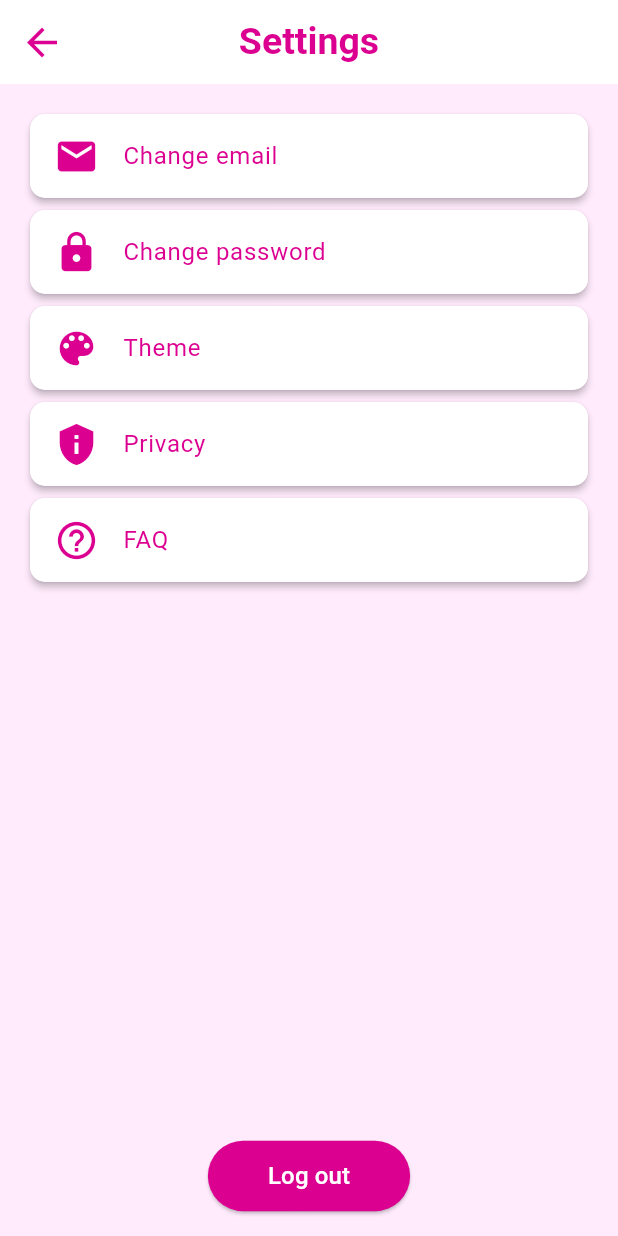
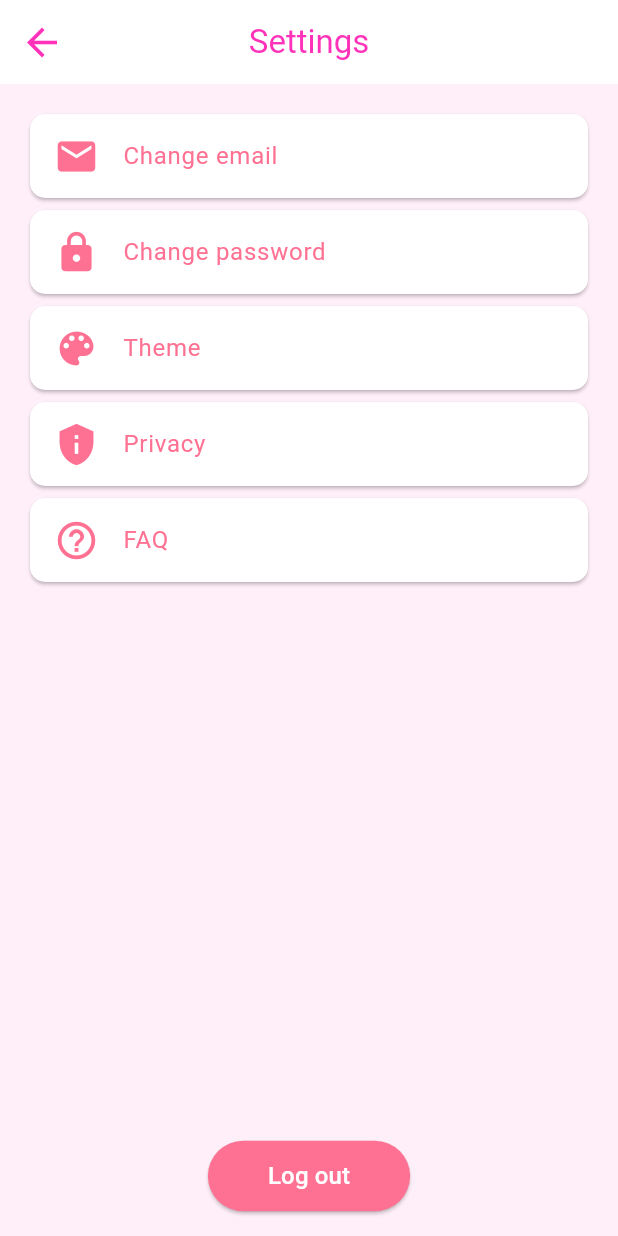
Before and after one commit to jhans-programming/ss_makeeasy, a Flutter app: the ProfilePage screen opened directly, after a tap on the "settings" icon, on a phone screen of 412 x 824 dp. Run offline on Flutter 3.47's test engine with Material 3 defaults, Android fonts, the light colour scheme and no system bars; our stand-ins replace camera, flutter_markdown, tuple; missing offline and left inert: camera_android, google_mlkit_commons, google_mlkit_face_mesh_detection; Roboto replaces fonts that are missing (Montserrat); project files that could hold a hidden picture were left out.

Commit message:
Jeffrey: Changed design of: - Colors throughout the app - ProfilePage - HistoryPage - HistoryDetailPage

```diff
--- /dev/null
+++ b/devtools_options.yaml
@@ -0,0 +1,3 @@
+description: This file stores settings for Dart & Flutter DevTools.
+documentation: https://docs.flutter.dev/tools/devtools/extensions#configure-extension-enablement-states
+extensions:
--- a/lib/pages/ProfilePage.dart
+++ b/lib/pages/ProfilePage.dart
@@ -12,13 +12,13 @@ class ProfilePage extends StatelessWidget {
     return Scaffold(
       appBar: AppBar(
         title: Text(
-          'MY PROFILE',
-          style: TextStyle(fontSize: 25, fontWeight: FontWeight.bold),
+          'My Profile',
+          style: TextStyle(color: Theme.of(context).colorScheme.primary),
         ),
         actions: <Widget>[
           IconButton(
             icon: Icon(Icons.settings, size: 30),
-            tooltip: 'Settings',
+            // tooltip: 'Settings',
             onPressed: () {
               Navigator.of(context).push(
                 PageRouteBuilder(
@@ -55,19 +55,39 @@ class ProfilePage extends StatelessWidget {
         padding: const EdgeInsets.all(20.0),
         child: Column(
           children: <Widget>[
-            Row(
+            Column(
               children: <Widget>[
-                ClipOval(
+                Container(
+                  decoration: BoxDecoration(
+                    shape: BoxShape.circle,
+                    border: Border.all(
+                      color: Theme.of(context).colorScheme.secondary,
+                      width: 2,
+                    ),
+                    boxShadow: [
+                      BoxShadow(
+                        color: Theme.of(
+                          context,
+                        ).colorScheme.secondary.withAlpha(150),
+                        blurRadius: 15,
+                        spreadRadius: 8,
+                      ),
+                    ],
+                  ),
+                  child: ClipOval(
                     child: Image(
                       image: const AssetImage(
                         'assets/images/profile.jpg',
                       ), // Use your asset image
-                    width: 100,
-                    height: 100,
+                      width: 150,
+                      height: 150,
                       fit: BoxFit.cover, // Important: Use BoxFit.cover
                     ),
                   ),
-                const SizedBox(width: 20),
+                ),
+
+                SizedBox(height: 20),
+
                 Text(
                   'Nana',
                   style: TextStyle(
@@ -78,54 +98,51 @@ class ProfilePage extends StatelessWidget {
                 ),
               ],
             ),
+
             const SizedBox(height: 20),
-            Stack(
-              children: <Widget>[
-                // 1. The Box
+
+            // Recent Makeups Card
             Container(
+              padding: EdgeInsets.all(24),
               width: double.infinity,
-                  height: 250,
               decoration: BoxDecoration(
                 color: Theme.of(context).colorScheme.surface,
                 borderRadius: BorderRadius.circular(30),
                 boxShadow: [
                   BoxShadow(
-                        color: appColors['primaryDark1']!,
+                    color: Colors.black.withAlpha(50),
                     blurRadius: 10,
                     offset: const Offset(5, 5),
                   ),
                 ],
               ),
-                ),
+              child: Column(
+                children: [
                   // 2. The Elements (Icon, Text)
-                Positioned(
-                  top: 20,
-                  left: 30,
-                  child: Row(
+                  Row(
                     children: [
                       Icon(
                         Icons.history,
                         size: 30,
-                        // color: appColors['primaryDark1'] ?? Colors.black,
+                        color: Theme.of(context).colorScheme.onSurface,
                       ),
                       const SizedBox(width: 10),
                       Text(
                         'Recent Makeups',
                         style: TextStyle(
-                          fontSize: 22,
-                          // color: appColors['primaryDark1'] ?? Colors.black,
-                          //fontWeight: FontWeight.bold,
+                          color: Theme.of(context).colorScheme.onSurface,
+                          fontWeight: FontWeight.bold,
+
+                          // fontSize: 18,
                         ),
                       ),
                     ],
                   ),
-                ),
+
+                  SizedBox(height: 16),
+
                   // 3. The Elements (Boxes of recent makeup images)
-                Positioned(
-                  top: 60,
-                  left: 30,
-                  right: 30,
-                  child: Row(
+                  Row(
                     mainAxisAlignment: MainAxisAlignment.spaceBetween,
                     children: <Widget>[
                       _buildRecentMakeupBox(
@@ -142,13 +159,11 @@ class ProfilePage extends StatelessWidget {
                       ),
                     ],
                   ),
-                ),
+
+                  SizedBox(height: 16),
+
                   // 4. The Element (Button)
-                Positioned(
-                  bottom: 15,
-                  left: 0,
-                  right: 0,
-                  child: Center(
+                  Center(
                     child: TextButton(
                       onPressed: () {
                         Navigator.push(
@@ -161,18 +176,16 @@ class ProfilePage extends StatelessWidget {
                       child: Text(
                         'See all history',
                         style: TextStyle(
-                          // color: appColors['primaryDark1'] ?? Colors.black,
-                          fontSize: 18,
-                        ),
+                          color: Theme.of(context).colorScheme.secondary,
+                          // fontSize: 18,
                         ),
                       ),
                     ),
                   ),
                 ],
               ),
+            ),
             const SizedBox(height: 20),
-
-
 
             // Button to Lippie
             ElevatedButton(
@@ -184,8 +197,11 @@ class ProfilePage extends StatelessWidget {
                 //_showSnackBar(context, 'Lippie button pressed');
               },
               style: ElevatedButton.styleFrom(
-                backgroundColor: appColors['primaryDark1'],
-                padding: const EdgeInsets.symmetric(horizontal: 20, vertical: 10),
+                backgroundColor: Theme.of(context).colorScheme.secondary,
+                padding: const EdgeInsets.symmetric(
+                  horizontal: 20,
+                  vertical: 10,
+                ),
                 shape: RoundedRectangleBorder(
                   borderRadius: BorderRadius.circular(30),
                 ),
@@ -211,7 +227,7 @@ class ProfilePage extends StatelessWidget {
 
     return SizedBox(
       width: boxWidth,
-      height: 120,
+      height: 240,
       child: ClipRRect(
         borderRadius: BorderRadius.circular(20),
         child: Image.asset(imagePath, fit: BoxFit.cover),
--- a/lib/pages/SettingsPage.dart
+++ b/lib/pages/SettingsPage.dart
@@ -8,25 +8,19 @@ class SettingsPage extends StatelessWidget {
   @override
   Widget build(BuildContext context) {
     return Scaffold(
-      backgroundColor: appColors['primaryLight4'],
       appBar: AppBar(
-        backgroundColor: Colors.white,
         elevation: 0,
         leading: IconButton(
           icon: Icon(
             Icons.arrow_back,
             size: 30,
-            color: appColors['primaryDark1'] ?? Colors.black,
+            color: Theme.of(context).colorScheme.primary,
           ),
           onPressed: () => Navigator.of(context).pop(),
         ),
         title: Text(
           'Settings',
-          style: TextStyle(
-            color: appColors['primaryDark1'] ?? Colors.black,
-            fontSize: 25,
-            fontWeight: FontWeight.bold,
-          ),
+          style: TextStyle(color: Theme.of(context).colorScheme.primary),
         ),
         centerTitle: true,
       ),
@@ -34,21 +28,24 @@ class SettingsPage extends StatelessWidget {
         padding: const EdgeInsets.all(16.0),
         child: Column(
           children: [
-            _buildSettingsItem(Icons.email, "Change email"),
-            _buildSettingsItem(Icons.lock, "Change password"),
+            _buildSettingsItem(context, Icons.email, "Change email"),
+            _buildSettingsItem(context, Icons.lock, "Change password"),
             _buildSettingsItem(
+              context,
               Icons.color_lens,
               "Theme",
               onTap: () => _toggleTheme(context),
             ),
 
             _buildSettingsItem(
+              context,
               Icons.privacy_tip,
               "Privacy",
               onTap: () => _showPrivacyDialog(context),
             ),
 
             _buildSettingsItem(
+              context,
               Icons.help_outline,
               "FAQ",
               onTap: () => _showFAQDialog(context),
@@ -59,7 +56,7 @@ class SettingsPage extends StatelessWidget {
                 // Add logout functionality here
               },
               style: ElevatedButton.styleFrom(
-                backgroundColor: appColors['primaryDark1'],
+                backgroundColor: Theme.of(context).colorScheme.secondary,
                 shape: RoundedRectangleBorder(
                   borderRadius: BorderRadius.circular(30),
                 ),
@@ -80,20 +77,24 @@ class SettingsPage extends StatelessWidget {
   }
 
   Widget _buildSettingsItem(
+    BuildContext context,
     IconData icon,
     String title, {
     VoidCallback? onTap,
   }) {
     return Card(
-      elevation: 2,
+      elevation: 1,
       shape: RoundedRectangleBorder(borderRadius: BorderRadius.circular(10)),
       child: ListTile(
         leading: Icon(
           icon,
           size: 30,
-          color: appColors['primaryDark1'] ?? Colors.black,
+          color: Theme.of(context).colorScheme.secondary,
         ),
-        title: Text(title, style: TextStyle(color: appColors['primaryDark1'])),
+        title: Text(
+          title,
+          style: TextStyle(color: Theme.of(context).colorScheme.secondary),
+        ),
         onTap:
             onTap ??
             () {
--- /dev/null
+++ b/lib/utils/firestore_fetch_status.dart
@@ -0,0 +1 @@
+enum RequestStatus { loading, success, error }
--- a/pubspec.yaml
+++ b/pubspec.yaml
@@ -18,6 +18,7 @@ dependencies:
   vector_math: ^2.1.4
   image: ^4.1.3 # For image conversion
   tuple: ^2.0.0
+  provider: ^6.1.5
 
 dev_dependencies:
   flutter_test:
```
Also changed, not shown: lib/main.dart (+27 -9 lines), lib/models/user_history.dart (added, +13 -0 lines), lib/pages/HistoryDetailPage.dart (+135 -102 lines), lib/pages/HistoryPage.dart (+126 -97 lines), lib/states/favorites_notifier.dart (added, +15 -0 lines), lib/states/history_notifier.dart (added, +30 -0 lines), pubspec.lock. Lines whose indentation alone changed are shown as unchanged.
